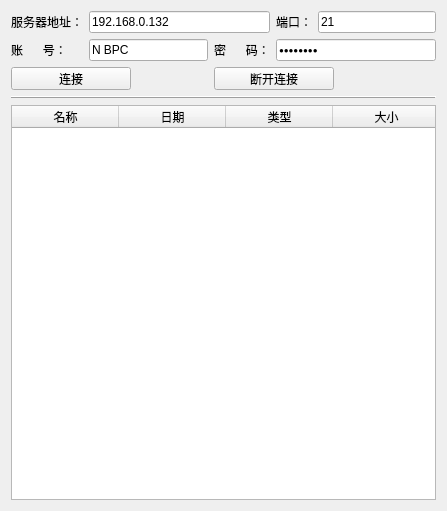
jiaqingguo/DI, file digitalIntegration/FtpClientWidget.ui: the form before one commit.
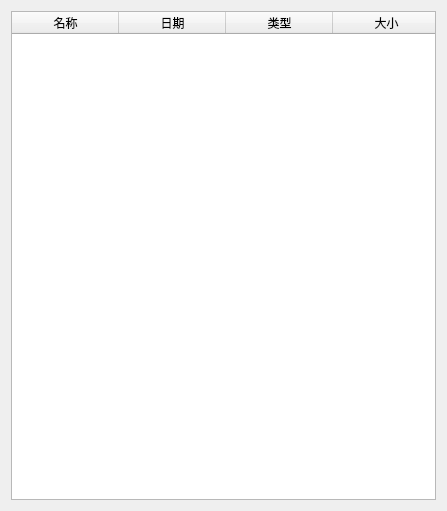
The form after the commit.

The edit to the form file:
```diff
--- a/digitalIntegration/FtpClientWidget.ui
+++ b/digitalIntegration/FtpClientWidget.ui
@@ -14,131 +14,7 @@
    <string>FtpClientWidget</string>
   </property>
   <layout class="QGridLayout" name="gridLayout">
-   <item row="0" column="0">
-    <widget class="QLabel" name="lServerAddress">
-     <property name="text">
-      <string>服务器地址：</string>
-     </property>
-    </widget>
-   </item>
-   <item row="0" column="1" colspan="2">
-    <widget class="QLineEdit" name="leServerAddress">
-     <property name="focusPolicy">
-      <enum>Qt::StrongFocus</enum>
-     </property>
-     <property name="text">
-      <string>192.168.0.132</string>
-     </property>
-    </widget>
-   </item>
-   <item row="0" column="3">
-    <widget class="QLabel" name="lPort">
-     <property name="text">
-      <string>端口：</string>
-     </property>
-    </widget>
-   </item>
-   <item row="0" column="4">
-    <widget class="QLineEdit" name="lePort">
-     <property name="focusPolicy">
-      <enum>Qt::StrongFocus</enum>
-     </property>
-     <property name="text">
-      <string>21</string>
-     </property>
-    </widget>
-   </item>
-   <item row="1" column="0">
-    <widget class="QLabel" name="lAccount">
-     <property name="text">
-      <string>账      号：</string>
-     </property>
-    </widget>
-   </item>
-   <item row="1" column="1">
-    <widget class="QLineEdit" name="leAccount">
-     <property name="focusPolicy">
-      <enum>Qt::StrongFocus</enum>
-     </property>
-     <property name="text">
-      <string>N BPC</string>
-     </property>
-    </widget>
-   </item>
-   <item row="1" column="2">
-    <widget class="QLabel" name="lPassword">
-     <property name="text">
-      <string>密      码：</string>
-     </property>
-    </widget>
-   </item>
-   <item row="1" column="3" colspan="2">
-    <widget class="QLineEdit" name="lePassword">
-     <property name="font">
-      <font>
-       <pointsize>6</pointsize>
-      </font>
-     </property>
-     <property name="focusPolicy">
-      <enum>Qt::StrongFocus</enum>
-     </property>
-     <property name="text">
-      <string>jh123456</string>
-     </property>
-     <property name="echoMode">
-      <enum>QLineEdit::Password</enum>
-     </property>
-    </widget>
-   </item>
-   <item row="2" column="0" colspan="2">
-    <widget class="QToolButton" name="tbConnent">
-     <property name="minimumSize">
-      <size>
-       <width>120</width>
-       <height>23</height>
-      </size>
-     </property>
-     <property name="maximumSize">
-      <size>
-       <width>120</width>
-       <height>23</height>
-      </size>
-     </property>
-     <property name="text">
-      <string>连接</string>
-     </property>
-    </widget>
-   </item>
-   <item row="2" column="2" colspan="3">
-    <widget class="QToolButton" name="tbDisconnent">
-     <property name="minimumSize">
-      <size>
-       <width>120</width>
-       <height>23</height>
-      </size>
-     </property>
-     <property name="maximumSize">
-      <size>
-       <width>120</width>
-       <height>23</height>
-      </size>
-     </property>
-     <property name="text">
-      <string>断开连接</string>
-     </property>
-    </widget>
-   </item>
-   <item row="3" column="0" colspan="5">
-    <widget class="QFrame" name="fSeparator">
-     <property name="frameShape">
-      <enum>QFrame::HLine</enum>
-     </property>
-     <property name="frameShadow">
-      <enum>QFrame::Raised</enum>
-     </property>
-    </widget>
-   </item>
-   <item row="4" column="0" colspan="5">
+   <item row="0" column="0" colspan="2">
     <widget class="QTableWidget" name="tableWidget">
      <property name="horizontalScrollBarPolicy">
       <enum>Qt::ScrollBarAlwaysOff</enum>
```
